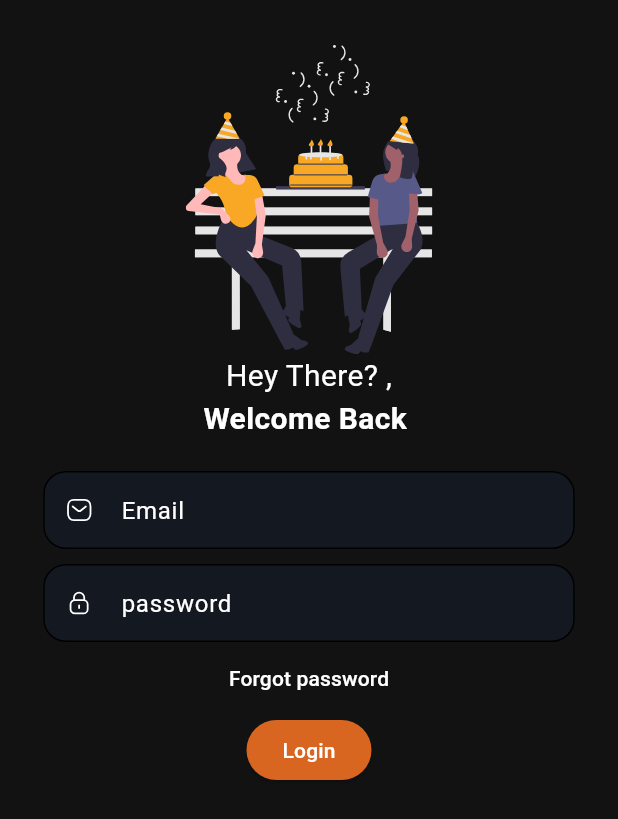
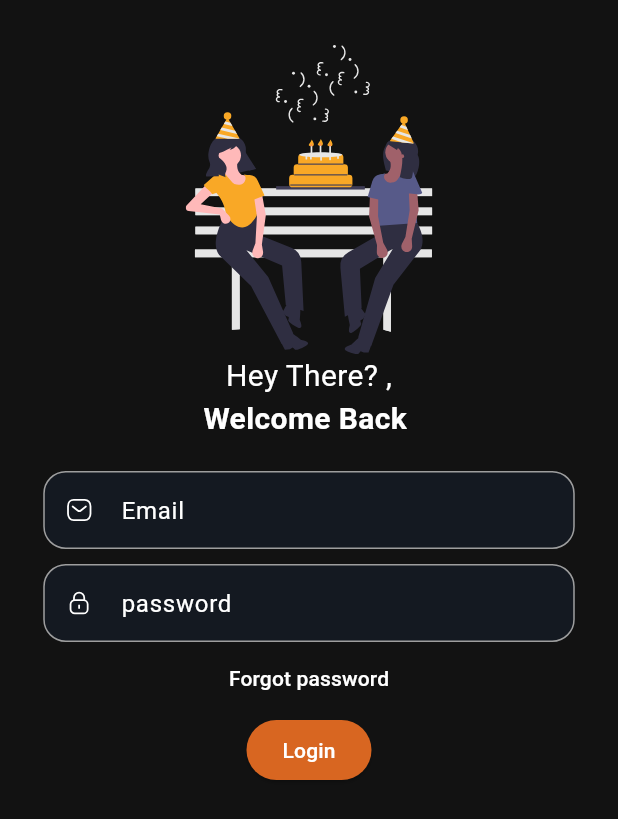
Before and after one commit to mrnpro/Cake-Shop, a Flutter app: the LoginScreen screen opened directly, on a phone screen of 412 x 824 dp. Shown: the top 819 px of the screen. Run offline on Flutter 3.47's test engine with Material 2 defaults, Android fonts, the phone set to English and light mode, and no system bars; our stand-ins replace flutter_svg.

Commit message:
Update text_form_field.dart

```diff
--- a/lib/core/common/text_form_field.dart
+++ b/lib/core/common/text_form_field.dart
@@ -12,6 +12,7 @@ class MyTextFormField extends StatelessWidget {
     this.keyboardType,
     this.controller,
     this.obscureText,
+    this.postSvgIcon,
   });
   final String? Function(String?)? validator;
   final SvgPicture svgIcon;
@@ -19,6 +20,7 @@ class MyTextFormField extends StatelessWidget {
   final TextInputType? keyboardType;
   final TextEditingController? controller;
   final bool? obscureText;
+  final SvgPicture? postSvgIcon;
   @override
   Widget build(BuildContext context) {
     return SizedBox(
@@ -36,9 +38,17 @@ class MyTextFormField extends StatelessWidget {
           filled: true,
           enabledBorder: OutlineInputBorder(
             borderRadius: BorderRadius.circular(15.0),
+            borderSide: const BorderSide(
+              width: 1,
+              color: Colors.grey,
+            ),
           ),
           focusedBorder: OutlineInputBorder(
             borderRadius: BorderRadius.circular(15.0),
+            borderSide: const BorderSide(
+              width: 1,
+              color: Color.fromARGB(255, 167, 167, 167),
+            ),
           ),
           prefixIcon: Column(
             mainAxisAlignment: MainAxisAlignment.center,
@@ -51,6 +61,7 @@ class MyTextFormField extends StatelessWidget {
               ),
             ],
           ),
+          suffix: postSvgIcon,
           floatingLabelBehavior: FloatingLabelBehavior.never,
           contentPadding: const EdgeInsets.all(0),
           hintText: hintText,
```
